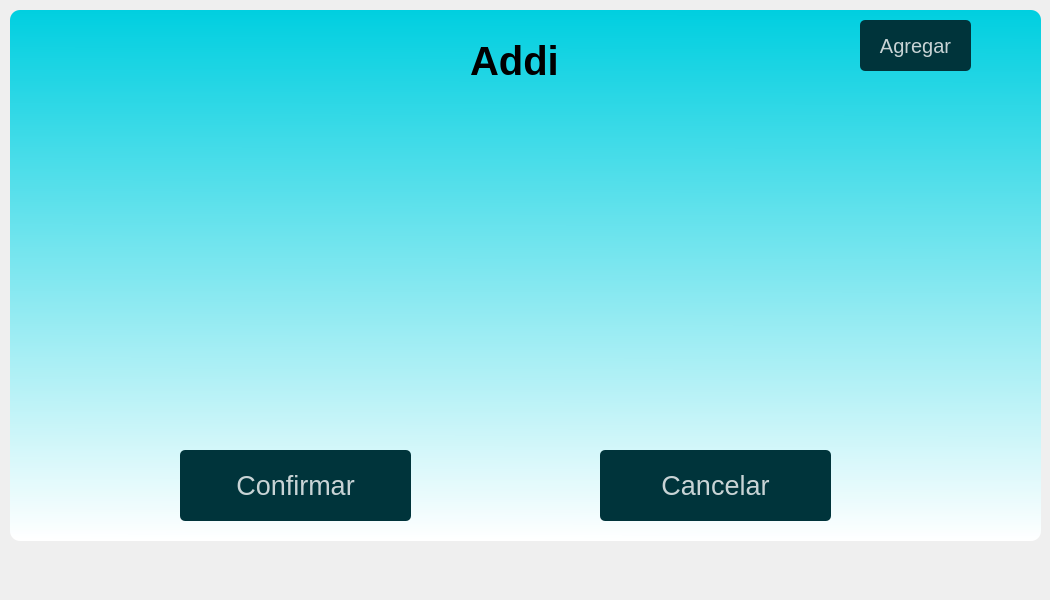
Above: ui/ihr.ui from daburneo1/addi before the change. Below: the same form after it.
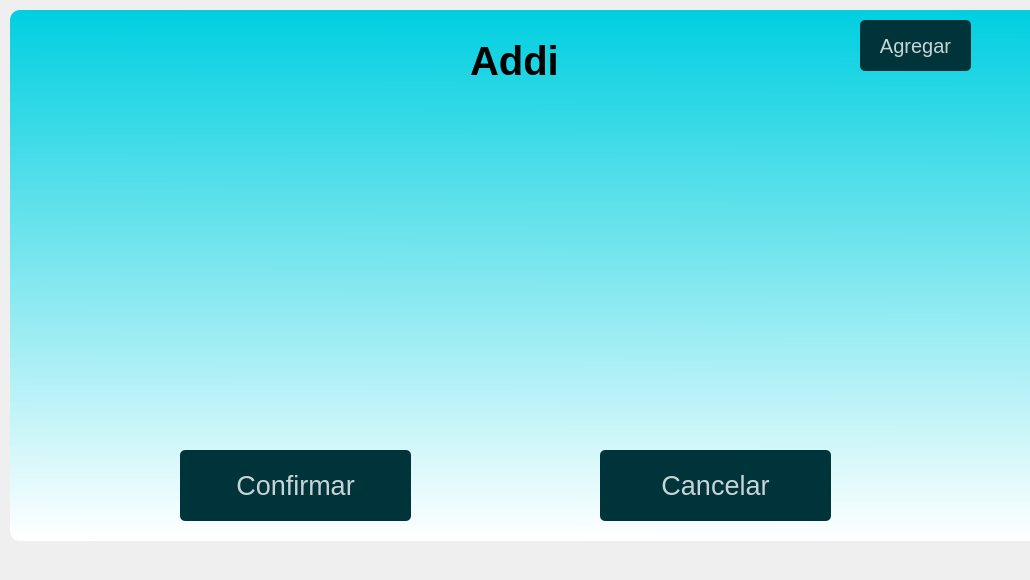
That is the form after the change.

```diff
--- a/ui/ihr.ui
+++ b/ui/ihr.ui
@@ -6,20 +6,20 @@
    <rect>
     <x>0</x>
     <y>0</y>
-    <width>1050</width>
-    <height>600</height>
+    <width>1030</width>
+    <height>580</height>
    </rect>
   </property>
   <property name="minimumSize">
    <size>
-    <width>1050</width>
-    <height>600</height>
+    <width>1030</width>
+    <height>580</height>
    </size>
   </property>
   <property name="maximumSize">
    <size>
-    <width>1100</width>
-    <height>600</height>
+    <width>1030</width>
+    <height>580</height>
    </size>
   </property>
   <property name="windowTitle">
```
